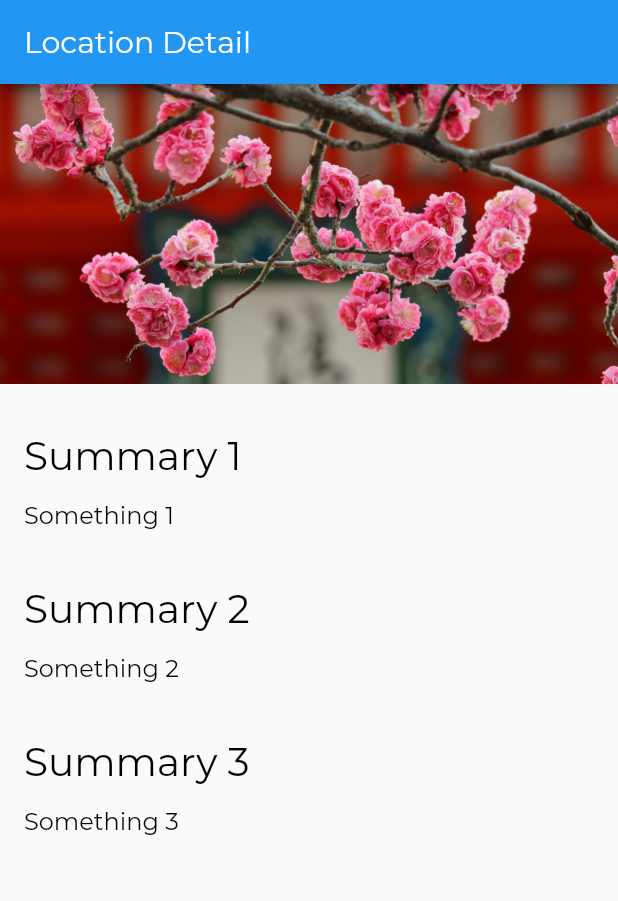
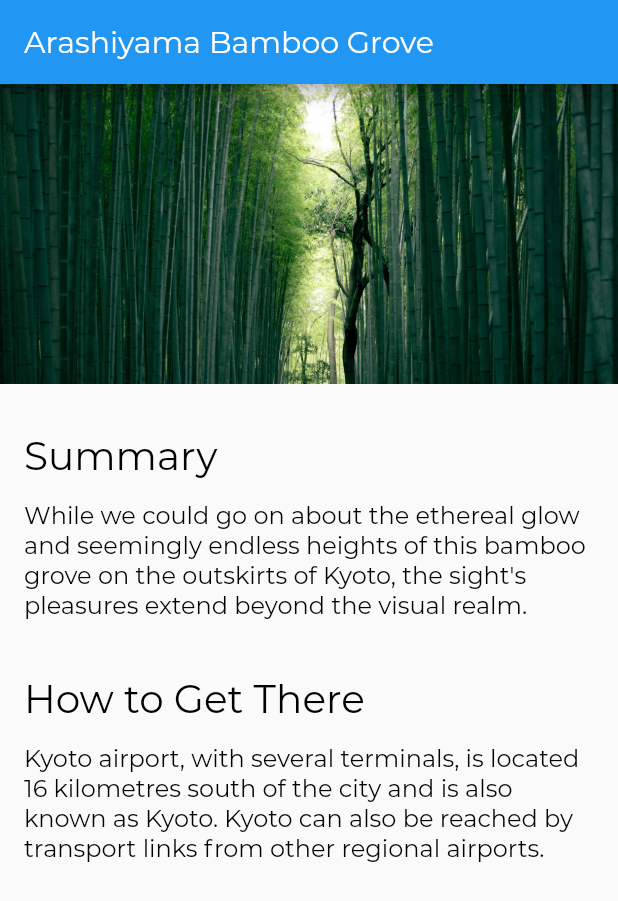
Before and after one commit to jagdeesh94/flutter-cc, a Flutter app: the screen it shows after launch, on a phone screen of 412 x 824 dp. Shown: the top 901 px of the screen. Run offline on Flutter 3.47's test engine with Material 2 defaults, Android fonts, the phone set to English and light mode, and no system bars.

Commit message:
ep5 models added

```diff
--- /dev/null
+++ b/lib/models/location.dart
@@ -0,0 +1,20 @@
+import 'location_fact.dart';
+
+class Location{
+  String name;
+  String imagePath;
+  final List<LocationFact> facts;
+
+  Location(this.name,this.imagePath,this.facts);
+
+  static List<Location> fetchAll() {
+    return [
+      Location('Arashiyama Bamboo Grove', 'assets/images/arashiyama.jpg', [
+        LocationFact('Summary',
+            'While we could go on about the ethereal glow and seemingly endless heights of this bamboo grove on the outskirts of Kyoto, the sight\'s pleasures extend beyond the visual realm.'),
+        LocationFact('How to Get There',
+            'Kyoto airport, with several terminals, is located 16 kilometres south of the city and is also known as Kyoto. Kyoto can also be reached by transport links from other regional airports.'),
+      ]),
+    ];
+  }
+}
--- /dev/null
+++ b/lib/models/location_fact.dart
@@ -0,0 +1,6 @@
+class LocationFact{
+  final String title;
+  final String text;
+
+  LocationFact(this.title, this.text);
+}
--- a/lib/screens/location_detail/location_detail.dart
+++ b/lib/screens/location_detail/location_detail.dart
@@ -2,24 +2,32 @@
 import 'package:flutter/material.dart';
 import 'package:flutter_cc/screens/location_detail/image_banner.dart';
 import 'package:flutter_cc/screens/location_detail/text_section.dart';
+import '../../models/location.dart';
 
 class LocationDetail extends StatelessWidget {
+
+  //We Shouldn't load data in build function as build function will be called multiple times.
+  //But just for demo, we have loaded here.
   @override
   Widget build(BuildContext context) {
+    final locations = Location.fetchAll();
+    final location = locations.first;
     return Scaffold(
       appBar: AppBar(
-        title: Text('Location Detail'),
+        title: Text(location.name),
       ),
       body: Column(
         mainAxisAlignment: MainAxisAlignment.start,
         crossAxisAlignment: CrossAxisAlignment.stretch,
         children: [
-          ImageBanner("assets/images/kiyomizu-dera.jpg"),
-          TextSection("Summary 1","Something 1"),
-          TextSection("Summary 2","Something 2"),
-          TextSection("Summary 3","Something 3"),
-        ]
+          ImageBanner(location.imagePath),
+        ]..addAll(textSections(location))
       ),
     );
   }
+
+  List<Widget> textSections(Location location){
+    return location.facts.map((fact) => TextSection(fact.title,fact.text)).toList();
+  }
+
 }
--- a/pubspec.yaml
+++ b/pubspec.yaml
@@ -46,7 +46,7 @@ flutter:
 
   # To add assets to your application, add an assets section, like this:
   assets:
-    - assets/images/
+   - assets/images/
   #   - images/a_dot_ham.jpeg
 
   # An image asset can refer to one or more resolution-specific "variants", see
```
Also changed, not shown: assets/images/arashiyama.jpg (added), assets/images/fuji.jpg (added).
